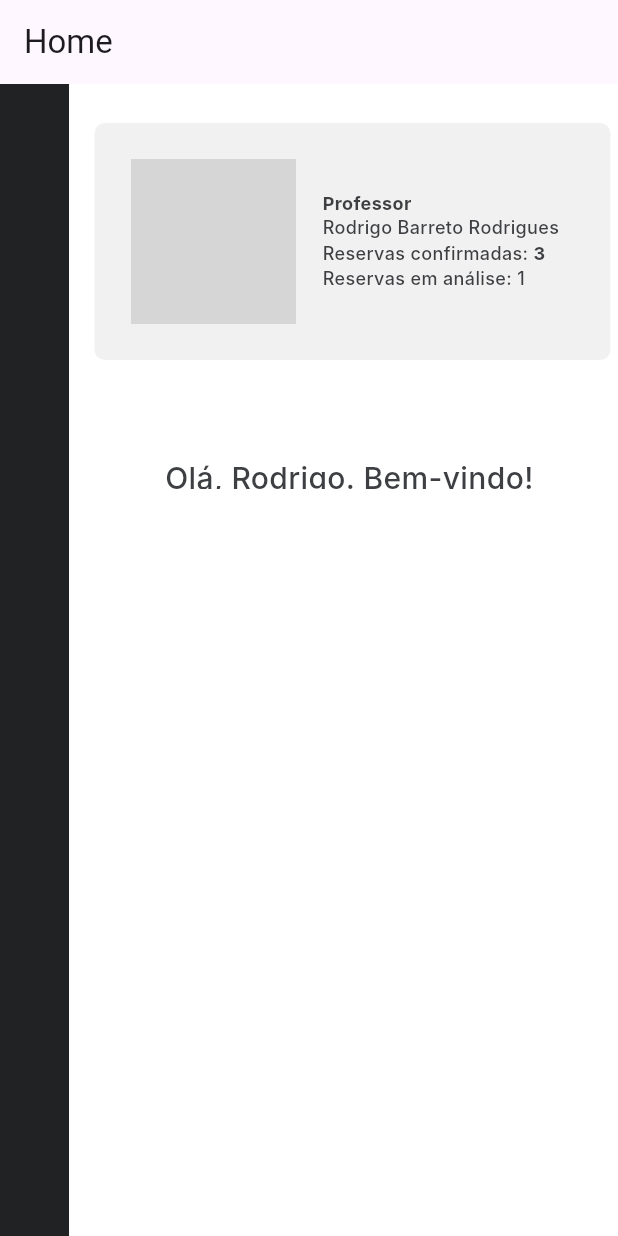
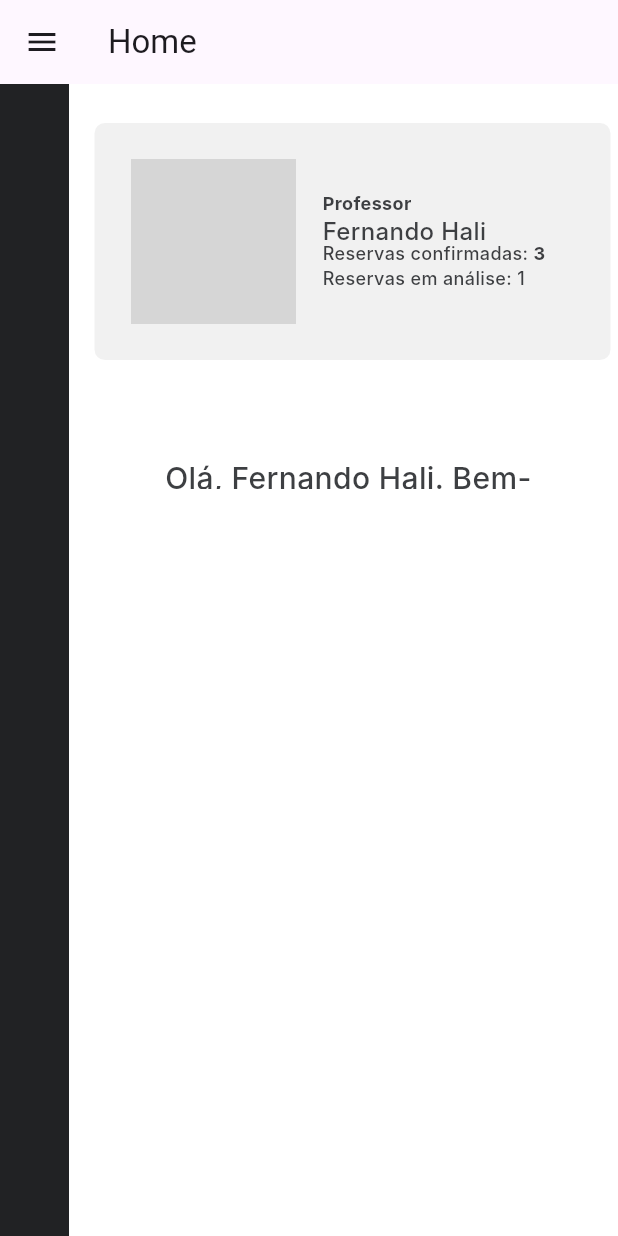
Before and after one commit to fernandohali/gerenciamento, a Flutter app: the MyPerfil screen opened directly, on a phone screen of 412 x 824 dp. Run offline on Flutter 3.47's test engine with Material 3 defaults, Android fonts, the light colour scheme and no system bars; network calls fail; Roboto replaces fonts that are missing (Inter); grey boxes are pictures that could not be loaded.

Commit message:
Icon menu
Colocar o menu do icone na home do perfil.

```diff
--- a/lib/main.dart
+++ b/lib/main.dart
@@ -100,19 +100,59 @@ class MyHomePage extends StatelessWidget {
 }
 
 class MyPerfil extends StatelessWidget {
-  const MyPerfil({super.key,});
+  const MyPerfil({Key? key});
 
   @override
   Widget build(BuildContext context) {
     return Scaffold(
       appBar: AppBar(
         title: const Text('Home'),
+        leading: Builder(
+          builder: (context) => IconButton(
+            icon: const Icon(Icons.menu),
+            onPressed: () {
+              Scaffold.of(context).openDrawer();
+            },
+          ),
+        ),
+      ),
+      drawer: Drawer(
+        child: ListView(
+          padding: EdgeInsets.zero,
+          children: [
+            const DrawerHeader(
+              decoration: BoxDecoration(
+                color: Colors.blue,
+              ),
+              child: Text(
+                'Menu',
+                style: TextStyle(
+                  color: Colors.white,
+                  fontSize: 24,
+                ),
+              ),
+            ),
+            ListTile(
+              title: const Text('Item 1'),
+              onTap: () {
+                // Adicione a lógica para o Item 1 aqui
+              },
+            ),
+            ListTile(
+              title: const Text('Item 2'),
+              onTap: () {
+                // Adicione a lógica para o Item 2 aqui
+              },
+            ),
+            // Adicione mais itens do menu conforme necessário
+          ],
+        ),
       ),
       body: Center(
         child: Stack(
           alignment: Alignment.center,
           children: [
-            // Parte 1
+            // ... Parte 1
             Container(
               width: 430,
               height: 932,
@@ -134,7 +174,7 @@ class MyPerfil extends StatelessWidget {
               ),
             ),
 
-            // Parte 2
+            // ... Parte 2
             Container(
               width: 430,
               height: 932,
@@ -160,7 +200,8 @@ class MyPerfil extends StatelessWidget {
                       decoration: ShapeDecoration(
                         color: const Color(0xFFF1F1F1),
                         shape: RoundedRectangleBorder(
-                            borderRadius: BorderRadius.circular(7)),
+                          borderRadius: BorderRadius.circular(7),
+                        ),
                       ),
                     ),
                   ),
@@ -172,7 +213,8 @@ class MyPerfil extends StatelessWidget {
                       height: 110,
                       decoration: const ShapeDecoration(
                         image: DecorationImage(
-                          image: NetworkImage("https://via.placeholder.com/110x110"),
+                          image: NetworkImage(
+                              "https://via.placeholder.com/110x110"),
                           fit: BoxFit.fill,
                         ),
                         shape: OvalBorder(),
@@ -204,10 +246,10 @@ class MyPerfil extends StatelessWidget {
                       width: 176,
                       height: 17,
                       child: Text(
-                        'Rodrigo Barreto Rodrigues',
+                        'Fernando Hali',
                         style: TextStyle(
                           color: Color(0xFF3D3F42),
-                          fontSize: 12,
+                          fontSize: 16,
                           fontFamily: 'Inter',
                           fontWeight: FontWeight.w500,
                           height: 0,
@@ -274,7 +316,7 @@ class MyPerfil extends StatelessWidget {
                       width: 250,
                       height: 19,
                       child: Text(
-                        'Olá, Rodrigo. Bem-vindo!',
+                        'Olá, Fernando Hali. Bem-vindo!',
                         style: TextStyle(
                           color: Color(0xFF3D3F42),
                           fontSize: 20,
```
